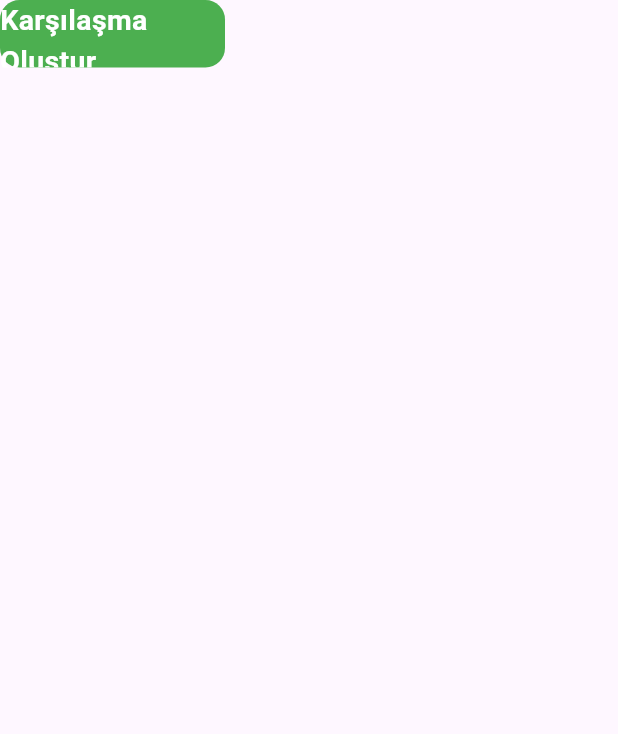
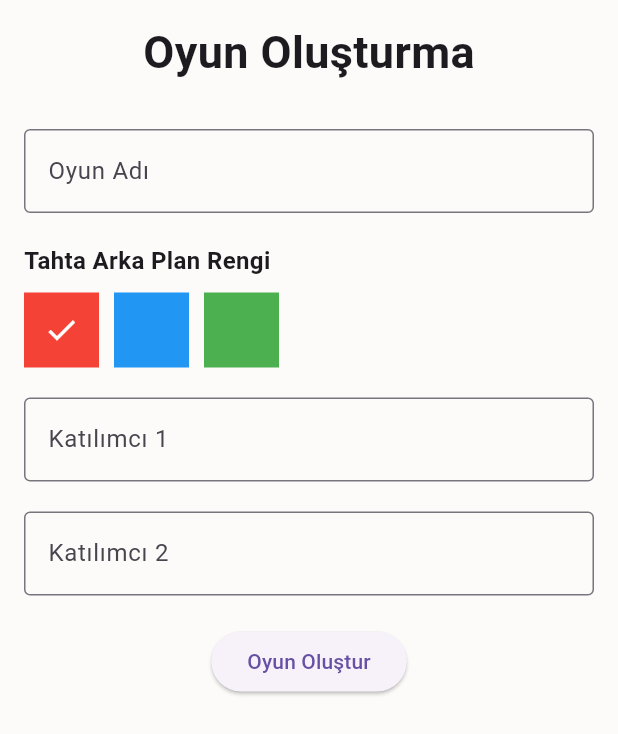
Before and after one commit to KadirKARAKAS/TicTacToe, a Flutter app: the StartGameContainerWidget widget shown alone on an empty page, opened directly, after a tap on "Karşılaşma Oluştur", on a phone screen of 412 x 824 dp. Shown: the top 734 px of the screen. Run offline on Flutter 3.47's test engine with Material 3 defaults, Android fonts, the phone set to English and light mode, and no system bars; our stand-ins replace cloud_firestore, firebase_auth, firebase_core, page_transition; accounts and stored records are empty; network calls fail.

Commit message:
Create an encounter
I made adjustments to the encounter creation and firebase so that we can view the encounter information later in the encounter history.

```diff
--- a/lib/FirstOpeningPage/Page/first_opening_page.dart
+++ b/lib/FirstOpeningPage/Page/first_opening_page.dart
@@ -18,7 +18,9 @@ class FirstOpeningPageState extends State<FirstOpeningPage> {
       backgroundColor: const Color.fromRGBO(252, 251, 249, 1),
       body: Column(
         children: [
-          AppBarWidget(),
+          AppBarWidget(
+            title: "TicTacToe",
+          ),
           Expanded(
             child: Center(
               child: Column(
--- a/lib/FirstOpeningPage/Widget/encounter_history_container_widget.dart
+++ b/lib/FirstOpeningPage/Widget/encounter_history_container_widget.dart
@@ -1,4 +1,5 @@
 import 'package:flutter/material.dart';
+import 'package:tic_tac_toe/constant.dart';
 
 class EncounterHistoryContainerWidget extends StatelessWidget {
   const EncounterHistoryContainerWidget({super.key});
@@ -7,7 +8,7 @@ class EncounterHistoryContainerWidget extends StatelessWidget {
   Widget build(BuildContext context) {
     return InkWell(
       onTap: () {
-        print("geçmiş");
+        print(pastMatches);
       },
       child: Container(
         width: 150,
--- a/lib/FirstOpeningPage/Widget/start_game_container_widget.dart
+++ b/lib/FirstOpeningPage/Widget/start_game_container_widget.dart
@@ -1,4 +1,6 @@
 import 'package:flutter/material.dart';
+
+import '../../GameCreationScreen/Page/game_creation_screen.dart';
 
 class StartGameContainerWidget extends StatelessWidget {
   const StartGameContainerWidget({super.key});
@@ -7,7 +9,11 @@ class StartGameContainerWidget extends StatelessWidget {
   Widget build(BuildContext context) {
     return InkWell(
       onTap: () {
-        print("helloo");
+        Navigator.push(
+            context,
+            MaterialPageRoute(
+              builder: (context) => GameCreationScreen(),
+            ));
       },
       child: Container(
         width: 150,
--- /dev/null
+++ b/lib/GameCreationScreen/Page/game_creation_screen.dart
@@ -0,0 +1,201 @@
+import 'package:cloud_firestore/cloud_firestore.dart';
+import 'package:firebase_auth/firebase_auth.dart';
+import 'package:flutter/material.dart';
+import 'package:tic_tac_toe/FirstOpeningPage/Page/first_opening_page.dart';
+import 'package:tic_tac_toe/appBar_widget.dart';
+import 'package:tic_tac_toe/constant.dart';
+
+class GameCreationScreen extends StatefulWidget {
+  const GameCreationScreen({super.key});
+
+  @override
+  State<GameCreationScreen> createState() => _GameCreationScreenState();
+}
+
+class _GameCreationScreenState extends State<GameCreationScreen> {
+  final TextEditingController _gameNameController = TextEditingController();
+  final TextEditingController _participant1Controller = TextEditingController();
+  final TextEditingController _participant2Controller = TextEditingController();
+  Color _boardColor = Colors.white;
+
+  @override
+  void dispose() {
+    _gameNameController.dispose();
+    _participant1Controller.dispose();
+    _participant2Controller.dispose();
+    super.dispose();
+  }
+
+  @override
+  Widget build(BuildContext context) {
+    return Scaffold(
+      backgroundColor: const Color.fromRGBO(252, 251, 249, 1),
+      body: Column(
+        children: [
+          AppBarWidget(title: "Oyun Oluşturma"),
+          Padding(
+            padding: const EdgeInsets.all(16.0),
+            child: Column(
+              crossAxisAlignment: CrossAxisAlignment.start,
+              children: [
+                TextField(
+                  controller: _gameNameController,
+                  decoration: const InputDecoration(
+                    labelText: "Oyun Adı",
+                    border: OutlineInputBorder(),
+                  ),
+                ),
+                const SizedBox(height: 20),
+                Text(
+                  "Tahta Arka Plan Rengi",
+                  style: TextStyle(fontSize: 16, fontWeight: FontWeight.bold),
+                ),
+                const SizedBox(height: 10),
+                Row(
+                  children: [
+                    GestureDetector(
+                      onTap: () => setState(() {
+                        _boardColor = Colors.white;
+                      }),
+                      child: Container(
+                        width: 50,
+                        height: 50,
+                        color: Colors.red,
+                        child: _boardColor == Colors.white
+                            ? const Icon(Icons.check, color: Colors.white)
+                            : null,
+                      ),
+                    ),
+                    const SizedBox(width: 10),
+                    GestureDetector(
+                      onTap: () => setState(() {
+                        _boardColor = Colors.blue;
+                      }),
+                      child: Container(
+                        width: 50,
+                        height: 50,
+                        color: Colors.blue,
+                        child: _boardColor == Colors.blue
+                            ? const Icon(Icons.check, color: Colors.white)
+                            : null,
+                      ),
+                    ),
+                    const SizedBox(width: 10),
+                    GestureDetector(
+                      onTap: () => setState(() {
+                        _boardColor = Colors.green;
+                      }),
+                      child: Container(
+                        width: 50,
+                        height: 50,
+                        color: Colors.green,
+                        child: _boardColor == Colors.green
+                            ? const Icon(Icons.check, color: Colors.white)
+                            : null,
+                      ),
+                    ),
+                  ],
+                ),
+                const SizedBox(height: 20),
+                TextField(
+                  controller: _participant1Controller,
+                  decoration: const InputDecoration(
+                    labelText: "Katılımcı 1",
+                    border: OutlineInputBorder(),
+                  ),
+                ),
+                const SizedBox(height: 20),
+                TextField(
+                  controller: _participant2Controller,
+                  decoration: const InputDecoration(
+                    labelText: "Katılımcı 2",
+                    border: OutlineInputBorder(),
+                  ),
+                ),
+                const SizedBox(height: 20),
+                Center(
+                  child: ElevatedButton(
+                    onPressed: () async {
+                      String gameName = _gameNameController.text;
+                      String participant1 = _participant1Controller.text;
+                      String participant2 = _participant2Controller.text;
+                      print('Oyun Adı: $gameName');
+                      print('Tahta Rengi: $_boardColor');
+                      print('Katılımcı 1: $participant1');
+                      print('Katılımcı 2: $participant2');
+                      await addGameToDatabase();
+                    },
+                    child: const Text("Oyun Oluştur"),
+                  ),
+                ),
+              ],
+            ),
+          ),
+        ],
+      ),
+    );
+  }
+
+  Future<void> addGameToDatabase() async {
+    String gameName = _gameNameController.text;
+    String participant1 = _participant1Controller.text;
+    String participant2 = _participant2Controller.text;
+
+    final gameData = {
+      "GameName": gameName,
+      "BoardColor": _boardColor.value, // Renk bilgisini int olarak saklıyoruz
+      "Participant1": participant1,
+      "Participant2": participant2,
+      'createdTime': DateTime.now(),
+    };
+
+    // Yeni bir belge oluşturmak için `add()` yöntemini kullanın.
+    final docRef = await FirebaseFirestore.instance
+        .collection('Users')
+        .doc(FirebaseAuth.instance.currentUser!.uid)
+        .collection("Games")
+        .add(gameData);
+
+    // Oluşturulan belgeye docID ekleyin.
+    await docRef.update({'docId': docRef.id});
+
+    _gameNameController.clear();
+    _participant1Controller.clear();
+    _participant2Controller.clear();
+
+    final gamesRef = FirebaseFirestore.instance
+        .collection("Users")
+        .doc(FirebaseAuth.instance.currentUser!.uid)
+        .collection("Games")
+        .orderBy('createdTime', descending: true);
+
+    final querySnapshot = await gamesRef.get();
+    pastMatches.clear();
+    for (var doc in querySnapshot.docs) {
+      await FirebaseFirestore.instance
+          .collection('Users')
+          .doc(FirebaseAuth.instance.currentUser!.uid)
+          .collection("Games")
+          .doc(doc.id)
+          .update({'docId': doc.id});
+      pastMatches.add(doc.data());
+    }
+
+    Future.delayed(Duration(milliseconds: 500), () async {
+      print("GETDATALİST VERİLERİ BEKLENİYOR..........");
+      await pastMatches.isEmpty
+          ? SizedBox(
+              width: MediaQuery.of(context).size.width,
+              height: MediaQuery.of(context).size.height,
+            )
+          : setState(() {
+              Navigator.pushReplacement(
+                context,
+                MaterialPageRoute(
+                  builder: (context) => const FirstOpeningPage(),
+                ),
+              );
+            });
+    });
+  }
+}
--- a/lib/appBar_widget.dart
+++ b/lib/appBar_widget.dart
@@ -1,9 +1,9 @@
-import 'package:flutter/foundation.dart';
 import 'package:flutter/material.dart';
-import 'package:flutter/widgets.dart';
 
 class AppBarWidget extends StatelessWidget {
-  const AppBarWidget({super.key});
+  final String title;
+
+  const AppBarWidget({super.key, required this.title});
 
   @override
   Widget build(BuildContext context) {
@@ -11,12 +11,11 @@ class AppBarWidget extends StatelessWidget {
     return Container(
       width: size.width,
       height: 70,
-      child: Align(
-          alignment: Alignment.center,
-          child: Text(
-            "TicTacToe",
-            style: TextStyle(fontSize: 30, fontWeight: FontWeight.bold),
-          )),
+      alignment: Alignment.center,
+      child: Text(
+        title,
+        style: const TextStyle(fontSize: 30, fontWeight: FontWeight.bold),
+      ),
     );
   }
 }
```
